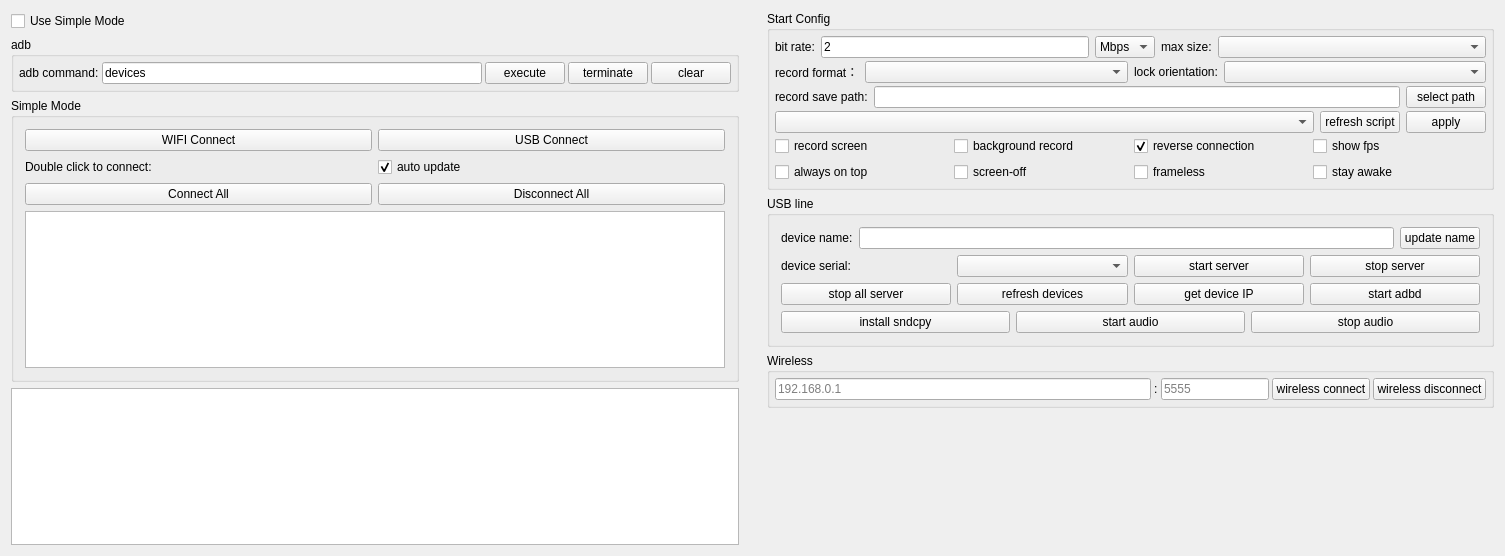
First picture: the form in QtScrcpy/ui/dialog.ui, repository blobgetblob/QtScrcpy, before the edit.
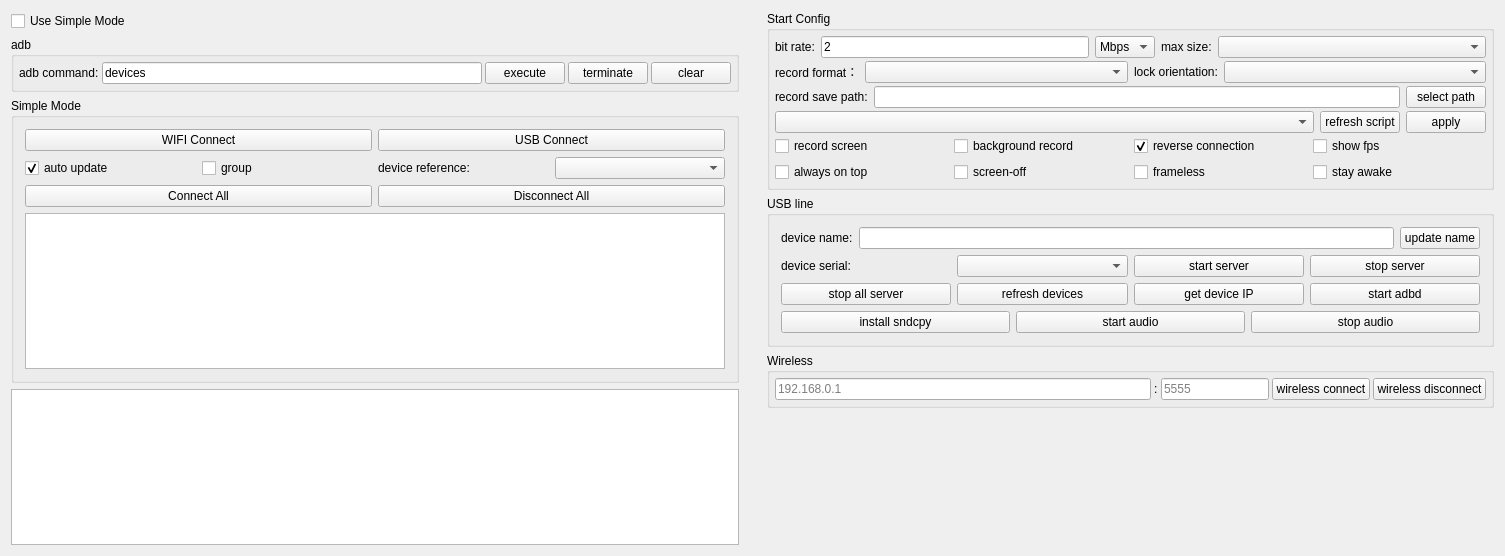
Second picture: the form after the edit.

Commit message: Disable tool form move group to main form

The edit to the form file:
```diff
--- a/QtScrcpy/ui/dialog.ui
+++ b/QtScrcpy/ui/dialog.ui
@@ -199,22 +199,6 @@
          </item>
          <item row="1" column="0">
           <layout class="QHBoxLayout" name="horizontalLayout_13">
-           <property name="topMargin">
-            <number>0</number>
-           </property>
-           <item>
-            <widget class="QLabel" name="label_10">
-             <property name="sizePolicy">
-              <sizepolicy hsizetype="Preferred" vsizetype="Preferred">
-               <horstretch>0</horstretch>
-               <verstretch>0</verstretch>
-              </sizepolicy>
-             </property>
-             <property name="text">
-              <string>Double click to connect:</string>
-             </property>
-            </widget>
-           </item>
            <item>
             <widget class="QCheckBox" name="autoUpdatecheckBox">
              <property name="sizePolicy">
@@ -231,6 +215,45 @@
              </property>
             </widget>
            </item>
+           <item>
+            <widget class="QCheckBox" name="groupcheckBox">
+             <property name="sizePolicy">
+              <sizepolicy hsizetype="Preferred" vsizetype="Preferred">
+               <horstretch>0</horstretch>
+               <verstretch>0</verstretch>
+              </sizepolicy>
+             </property>
+             <property name="text">
+              <string>group</string>
+             </property>
+             <property name="checked">
+              <bool>false</bool>
+             </property>
+            </widget>
+           </item>
+           <item>
+            <widget class="QLabel" name="label_10">
+             <property name="sizePolicy">
+              <sizepolicy hsizetype="Preferred" vsizetype="Preferred">
+               <horstretch>0</horstretch>
+               <verstretch>0</verstretch>
+              </sizepolicy>
+             </property>
+             <property name="text">
+              <string>device reference:</string>
+             </property>
+            </widget>
+           </item>
+           <item>
+            <widget class="QComboBox" name="referenceBox">
+             <property name="sizePolicy">
+              <sizepolicy hsizetype="Preferred" vsizetype="Preferred">
+               <horstretch>0</horstretch>
+               <verstretch>0</verstretch>
+              </sizepolicy>
+             </property>
+            </widget>
+           </item>
           </layout>
          </item>
          <item row="2" column="0">
```
The commit also changes 6 other files.
